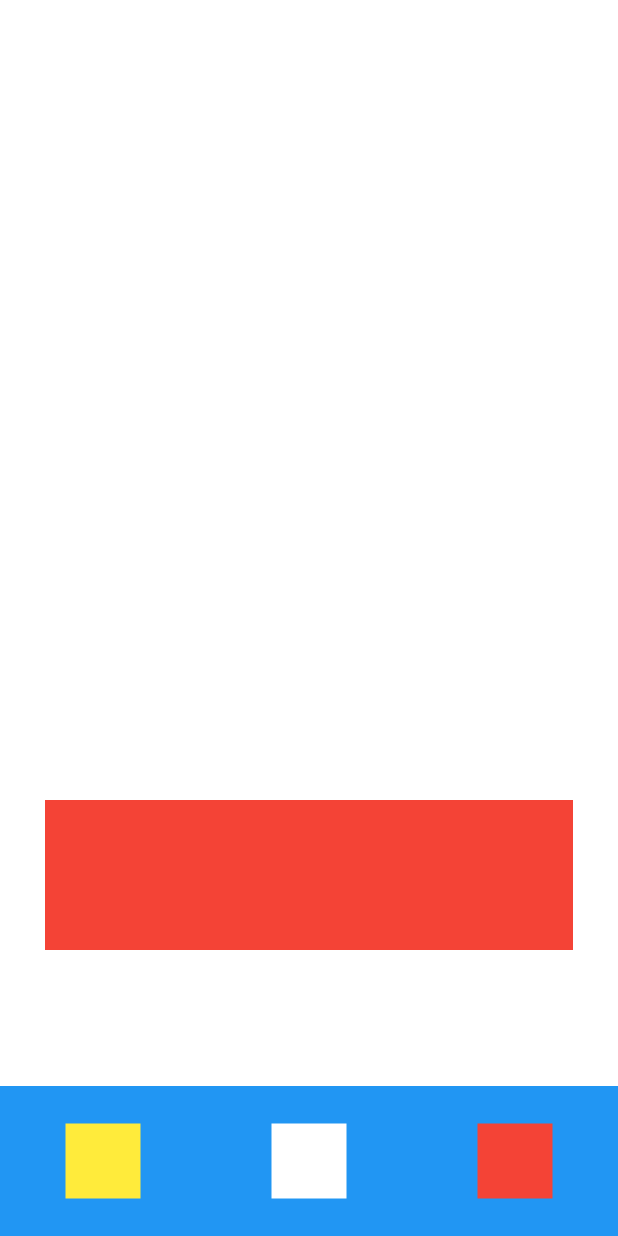
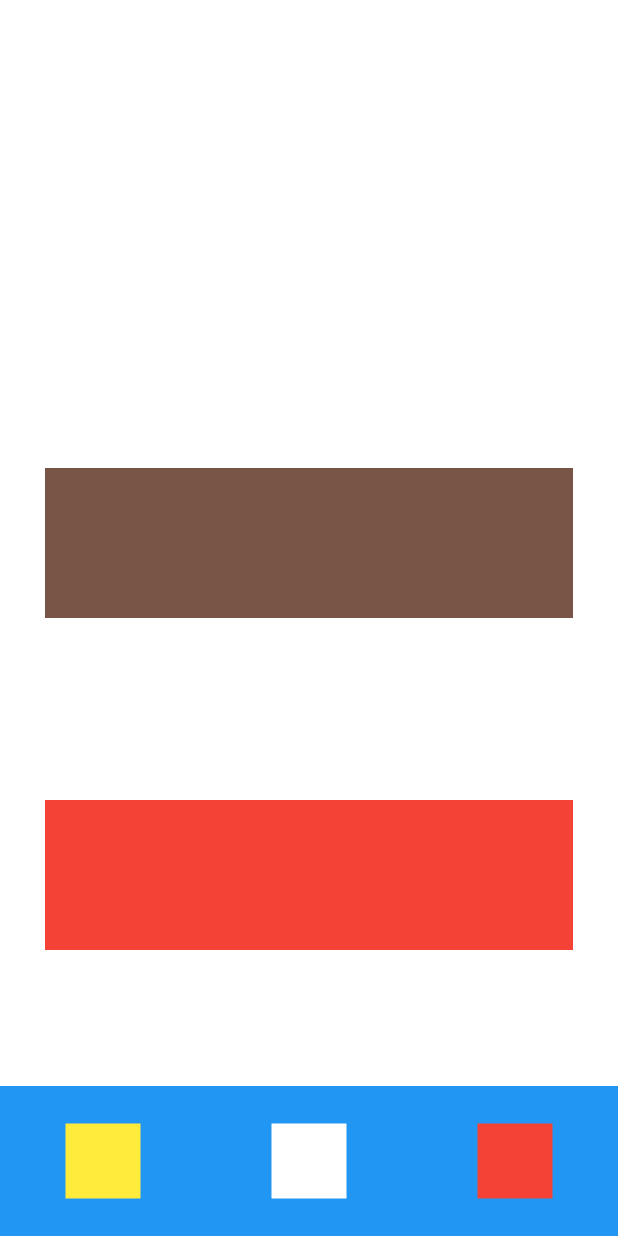
Before and after one commit to marciof2/AulaCubos, a Flutter app: the screen it shows after launch, on a phone screen of 412 x 824 dp. Run offline on Flutter 3.47's test engine with Material 2 defaults, Android fonts, the phone set to English and light mode, and no system bars.

Commit message:
Commit Test

```diff
--- a/lib/main.dart
+++ b/lib/main.dart
@@ -21,7 +21,7 @@ class MyApp extends StatelessWidget {
                     height: 100,
                   ),
                   Container(
-                    color: Colors.white,
+                    color: Colors.brown,
                     height: 100,
                   ),
                   Container(
```
